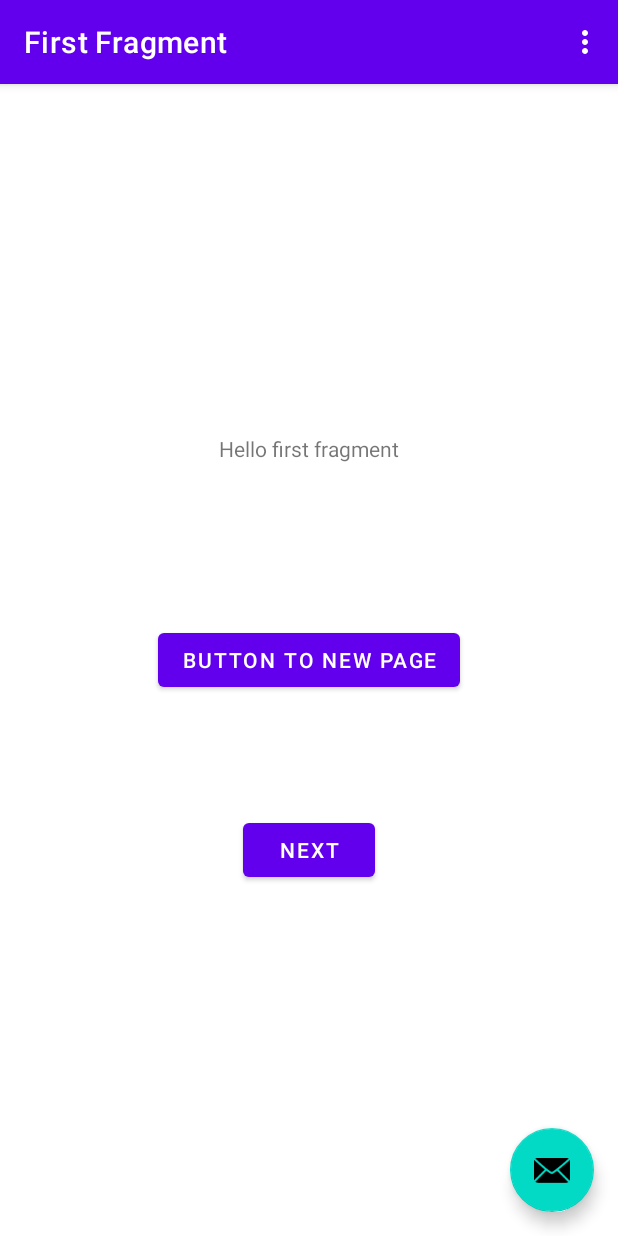
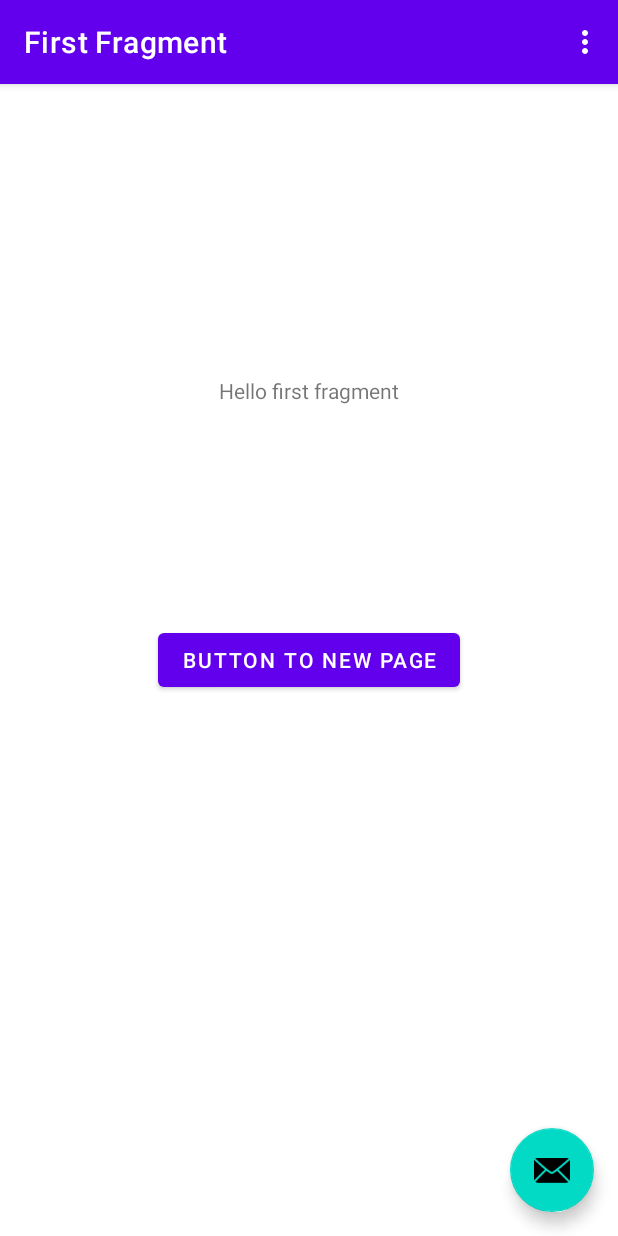
Before and after one commit to Nafizul02/ASProject, an Android app: the screen it shows after launch (MainActivity), on a phone screen of 412 x 824 dp. Run offline under Robolectric (Android 15) with nearby library versions, the phone set to English and light mode, and no system bars; our stand-ins replace navigation-ui.

Commit message:
second commit

```diff
--- a/app/build.gradle
+++ b/app/build.gradle
@@ -44,6 +44,7 @@ dependencies {
     implementation 'androidx.navigation:navigation-ui:2.5.3'
     implementation 'com.google.firebase:firebase-database:20.1.0'
     testImplementation 'junit:junit:4.13.2'
+    testImplementation 'org.mockito:mockito-all:1.10.19'
     androidTestImplementation 'androidx.test.ext:junit:1.1.4'
     androidTestImplementation 'androidx.test.espresso:espresso-core:3.5.0'
 }
--- a/app/src/main/java/com/example/schedulab/AdminDelete.java
+++ b/app/src/main/java/com/example/schedulab/AdminDelete.java
@@ -130,7 +130,6 @@ public class AdminDelete extends AppCompatActivity {
                         if (valueToUse.compareTo(courseToDelete) == 0){
 
                             dataRefThird = FirebaseDatabase.getInstance().getReference("Users");
-
                             dataRefThird.child(userKey).child("CoursesTaken").child(keyToUse).removeValue().addOnCompleteListener(new OnCompleteListener() {
                                 @Override
                                 public void onComplete(@NonNull Task task) {
--- a/app/src/main/java/com/example/schedulab/FirstFragment.java
+++ b/app/src/main/java/com/example/schedulab/FirstFragment.java
@@ -35,13 +35,13 @@ public class FirstFragment extends Fragment {
     public void onViewCreated(@NonNull View view, Bundle savedInstanceState) {
         super.onViewCreated(view, savedInstanceState);
 
-        binding.buttonFirst.setOnClickListener(new View.OnClickListener() {
+       /* binding.buttonFirst.setOnClickListener(new View.OnClickListener() {
             @Override
             public void onClick(View view) {
                 NavHostFragment.findNavController(FirstFragment.this)
                         .navigate(R.id.action_FirstFragment_to_SecondFragment);
             }
-        });
+        });*/
     }
 
     public void onStart(){
@@ -51,7 +51,7 @@ public class FirstFragment extends Fragment {
 
             @Override
             public void onClick(View view) {
-                Intent intent = new Intent(context, AdminEdit.class); //change to AdminEdit.class if want to go there
+                Intent intent = new Intent(context, AdminDelete.class); //change to AdminEdit.class if want to go there
                 startActivity(intent);
 
             }
--- a/app/src/main/res/layout/activity_admin_delete.xml
+++ b/app/src/main/res/layout/activity_admin_delete.xml
@@ -10,7 +10,7 @@
         android:id="@+id/textView2"
         android:layout_width="361dp"
         android:layout_height="65dp"
-        android:text="@string/delete_course"
+        android:text="Delete Course"
         android:textAlignment="center"
         android:textSize="34sp"
         android:textStyle="bold"
@@ -26,7 +26,7 @@
         android:layout_width="203dp"
         android:layout_height="81dp"
         android:layout_marginBottom="168dp"
-        android:text="@string/delete_course_button"
+        android:text="Delete Course"
         android:textSize="24sp"
         app:layout_constraintBottom_toBottomOf="parent"
         app:layout_constraintEnd_toEndOf="parent"
@@ -40,7 +40,7 @@
         android:layout_marginBottom="212dp"
         android:autofillHints="name of course to delete"
         android:ems="10"
-        android:hint="@string/enter_the_course_code_of_the_course_you_wish_to_delete"
+        android:hint="Enter the course code of the course you wish to delete."
         android:inputType="textPersonName"
         android:textColorHint="#0C0101"
         android:textSize="15.5sp"
--- a/app/src/main/res/layout/fragment_first.xml
+++ b/app/src/main/res/layout/fragment_first.xml
@@ -10,27 +10,17 @@
         android:id="@+id/textview_first"
         android:layout_width="wrap_content"
         android:layout_height="wrap_content"
-        android:text="@string/hello_first_fragment"
-        app:layout_constraintBottom_toTopOf="@id/button_first"
+        android:text="Hello first fragment"
+        app:layout_constraintBottom_toBottomOf="@+id/button3"
         app:layout_constraintEnd_toEndOf="parent"
         app:layout_constraintStart_toStartOf="parent"
         app:layout_constraintTop_toTopOf="parent" />
 
     <Button
-        android:id="@+id/button_first"
-        android:layout_width="wrap_content"
-        android:layout_height="wrap_content"
-        android:text="@string/next"
-        app:layout_constraintBottom_toBottomOf="parent"
-        app:layout_constraintEnd_toEndOf="parent"
-        app:layout_constraintStart_toStartOf="parent"
-        app:layout_constraintTop_toBottomOf="@id/textview_first" />
-
-    <Button
         android:id="@+id/button3"
         android:layout_width="wrap_content"
         android:layout_height="wrap_content"
-        android:text="@string/button_to_new_page"
+        android:text="Button to new page"
         app:layout_constraintBottom_toBottomOf="parent"
         app:layout_constraintEnd_toEndOf="parent"
         app:layout_constraintStart_toStartOf="parent"
```
Also changed, not shown: app/src/main/res/layout/activity_admin_edit.xml (+10 -10 lines), app/src/main/res/values/strings.xml (+2 -20 lines), 1 other file.
